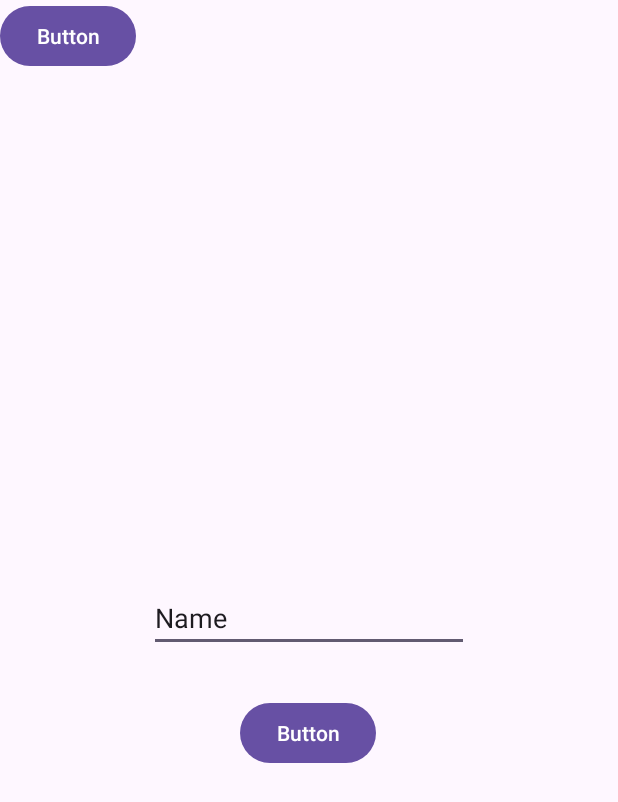
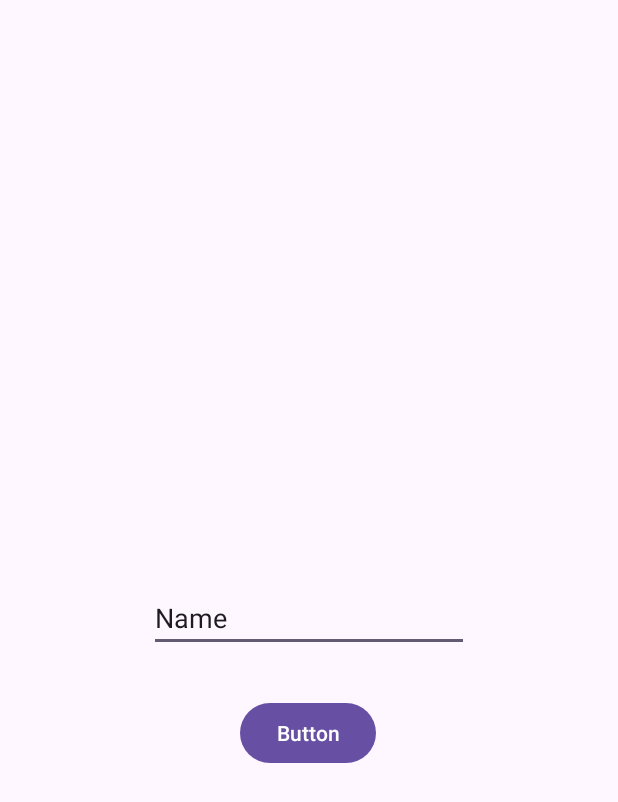
Before and after one commit to Calcifer2002/Trace-n-Learn--typ, an Android app: the UserActivity screen opened directly, with no data from a screen before it, on a phone screen of 412 x 824 dp. Shown: the top 802 px of the screen. Run offline under Robolectric (Android 15) with nearby library versions, the phone set to English and light mode, and no system bars; our stand-ins replace Firebase (no records; nobody signed in at launch, a user with empty details on screens opened directly).

Commit message:
removed accidental button

```diff
--- a/app/src/main/res/layout/activity_user.xml
+++ b/app/src/main/res/layout/activity_user.xml
@@ -30,11 +30,4 @@
         app:layout_constraintTop_toBottomOf="@+id/editName"
         app:layout_constraintVertical_bias="0.088" />
 
-    <Button
-        android:id="@+id/button"
-        android:layout_width="wrap_content"
-        android:layout_height="wrap_content"
-        android:text="Button"
-        tools:layout_editor_absoluteX="96dp"
-        tools:layout_editor_absoluteY="166dp" />
 </androidx.constraintlayout.widget.ConstraintLayout>
```
